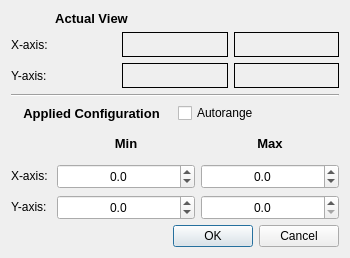
This is src/pythonGui/karabogui/graph/plots/dialogs/range_config.ui in European-XFEL/Karabo as Qt 5 draws it before an edit. The edited form follows.
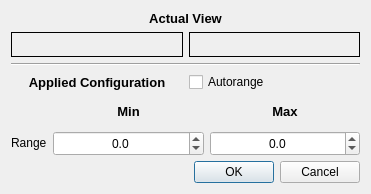
This is the edited form.

Commit message: GUI: Enable separation of x and y axis range configuration

The edit to the form file:
```diff
--- a/src/pythonGui/karabogui/graph/plots/dialogs/range_config.ui
+++ b/src/pythonGui/karabogui/graph/plots/dialogs/range_config.ui
@@ -6,8 +6,8 @@
    <rect>
     <x>0</x>
     <y>0</y>
-    <width>350</width>
-    <height>258</height>
+    <width>371</width>
+    <height>194</height>
    </rect>
   </property>
   <property name="sizePolicy">
@@ -31,9 +31,9 @@
   <property name="windowTitle">
    <string>Axes View Range</string>
   </property>
-  <layout class="QGridLayout" name="gridLayout_3">
-   <item row="0" column="0">
-    <widget class="QLabel" name="label_header_4">
+  <layout class="QVBoxLayout" name="verticalLayout">
+   <item>
+    <widget class="QLabel" name="label_axis">
      <property name="font">
       <font>
        <pointsize>10</pointsize>
@@ -49,15 +49,8 @@
      </property>
     </widget>
    </item>
-   <item row="1" column="0" colspan="2">
+   <item>
     <layout class="QGridLayout" name="gridLayout">
-     <item row="0" column="0">
-      <widget class="QLabel" name="x_title_2">
-       <property name="text">
-        <string>X-axis: </string>
-       </property>
-      </widget>
-     </item>
      <item row="0" column="1">
       <widget class="QLabel" name="ui_view_min_x">
        <property name="minimumSize">
@@ -84,67 +77,8 @@
        </property>
       </widget>
      </item>
-     <item row="0" column="2">
-      <widget class="QLabel" name="ui_view_max_x">
-       <property name="minimumSize">
-        <size>
-         <width>0</width>
-         <height>25</height>
-        </size>
-       </property>
-       <property name="font">
-        <font>
-         <pointsize>9</pointsize>
-         <weight>75</weight>
-         <bold>true</bold>
-        </font>
-       </property>
-       <property name="frameShape">
-        <enum>QFrame::Box</enum>
-       </property>
-       <property name="text">
-        <string/>
-       </property>
-       <property name="alignment">
-        <set>Qt::AlignCenter</set>
-       </property>
-      </widget>
-     </item>
-     <item row="1" column="0">
-      <widget class="QLabel" name="y_title_2">
-       <property name="text">
-        <string>Y-axis: </string>
-       </property>
-      </widget>
-     </item>
-     <item row="1" column="1">
-      <widget class="QLabel" name="ui_view_min_y">
-       <property name="minimumSize">
-        <size>
-         <width>0</width>
-         <height>25</height>
-        </size>
-       </property>
-       <property name="font">
-        <font>
-         <pointsize>9</pointsize>
-         <weight>75</weight>
-         <bold>true</bold>
-        </font>
-       </property>
-       <property name="frameShape">
-        <enum>QFrame::Box</enum>
-       </property>
-       <property name="text">
-        <string/>
-       </property>
-       <property name="alignment">
-        <set>Qt::AlignCenter</set>
-       </property>
-      </widget>
-     </item>
-     <item row="1" column="2">
-      <widget class="QLabel" name="ui_view_max_y">
+     <item row="0" column="0">
+      <widget class="QLabel" name="ui_view_min">
        <property name="minimumSize">
         <size>
          <width>0</width>
@@ -171,14 +105,16 @@
      </item>
     </layout>
    </item>
-   <item row="2" column="0" colspan="2">
+   <item>
     <widget class="Line" name="line">
      <property name="orientation">
       <enum>Qt::Horizontal</enum>
      </property>
     </widget>
    </item>
-   <item row="3" column="0">
+   <item>
+    <layout class="QHBoxLayout" name="horizontalLayout">
+     <item>
     <widget class="QLabel" name="label_header_3">
      <property name="font">
       <font>
@@ -195,17 +131,25 @@
      </property>
     </widget>
    </item>
-   <item row="3" column="1">
+     <item>
     <widget class="QCheckBox" name="ui_autorange">
      <property name="text">
       <string>Autorange</string>
      </property>
     </widget>
    </item>
-   <item row="4" column="0" colspan="2">
+    </layout>
+   </item>
+   <item>
     <layout class="QGridLayout" name="gridLayout_2">
      <item row="0" column="1">
       <widget class="QLabel" name="label_header">
+       <property name="sizePolicy">
+        <sizepolicy hsizetype="Preferred" vsizetype="Minimum">
+         <horstretch>0</horstretch>
+         <verstretch>0</verstretch>
+        </sizepolicy>
+       </property>
        <property name="font">
         <font>
          <pointsize>10</pointsize>
@@ -223,6 +167,12 @@
      </item>
      <item row="0" column="2">
       <widget class="QLabel" name="label_header_2">
+       <property name="sizePolicy">
+        <sizepolicy hsizetype="Preferred" vsizetype="Minimum">
+         <horstretch>0</horstretch>
+         <verstretch>0</verstretch>
+        </sizepolicy>
+       </property>
        <property name="font">
         <font>
          <pointsize>10</pointsize>
@@ -241,7 +191,7 @@
      <item row="1" column="0">
       <widget class="QLabel" name="x_title">
        <property name="text">
-        <string>X-axis: </string>
+        <string>Range</string>
        </property>
       </widget>
      </item>
@@ -325,87 +275,9 @@
        </property>
       </widget>
      </item>
-     <item row="2" column="0">
-      <widget class="QLabel" name="y_title">
-       <property name="text">
-        <string>Y-axis: </string>
-       </property>
-      </widget>
-     </item>
-     <item row="2" column="1">
-      <widget class="QDoubleSpinBox" name="ui_y_min">
-       <property name="sizePolicy">
-        <sizepolicy hsizetype="MinimumExpanding" vsizetype="MinimumExpanding">
-         <horstretch>0</horstretch>
-         <verstretch>0</verstretch>
-        </sizepolicy>
-       </property>
-       <property name="minimumSize">
-        <size>
-         <width>0</width>
-         <height>25</height>
-        </size>
-       </property>
-       <property name="maximumSize">
-        <size>
-         <width>16777215</width>
-         <height>23</height>
-        </size>
-       </property>
-       <property name="alignment">
-        <set>Qt::AlignCenter</set>
-       </property>
-       <property name="decimals">
-        <number>1</number>
-       </property>
-       <property name="minimum">
-        <double>-999999999.000000000000000</double>
-       </property>
-       <property name="maximum">
-        <double>999999999.000000000000000</double>
-       </property>
-      </widget>
-     </item>
-     <item row="2" column="2">
-      <widget class="QDoubleSpinBox" name="ui_y_max">
-       <property name="sizePolicy">
-        <sizepolicy hsizetype="MinimumExpanding" vsizetype="MinimumExpanding">
-         <horstretch>0</horstretch>
-         <verstretch>0</verstretch>
-        </sizepolicy>
-       </property>
-       <property name="minimumSize">
-        <size>
-         <width>0</width>
-         <height>25</height>
-        </size>
-       </property>
-       <property name="maximumSize">
-        <size>
-         <width>16777215</width>
-         <height>23</height>
-        </size>
-       </property>
-       <property name="sizeIncrement">
-        <size>
-         <width>0</width>
-         <height>0</height>
-        </size>
-       </property>
-       <property name="alignment">
-        <set>Qt::AlignCenter</set>
-       </property>
-       <property name="decimals">
-        <number>1</number>
-       </property>
-       <property name="maximum">
-        <double>999999999.000000000000000</double>
-       </property>
-      </widget>
-     </item>
     </layout>
    </item>
-   <item row="5" column="0" colspan="2">
+   <item>
     <widget class="QDialogButtonBox" name="button_box">
      <property name="orientation">
       <enum>Qt::Horizontal</enum>
```
Left out of the diff: 6 changed lines with no effect on the pictures. Lines whose indentation alone changed are shown as unchanged. The commit also changes 15 other files.
